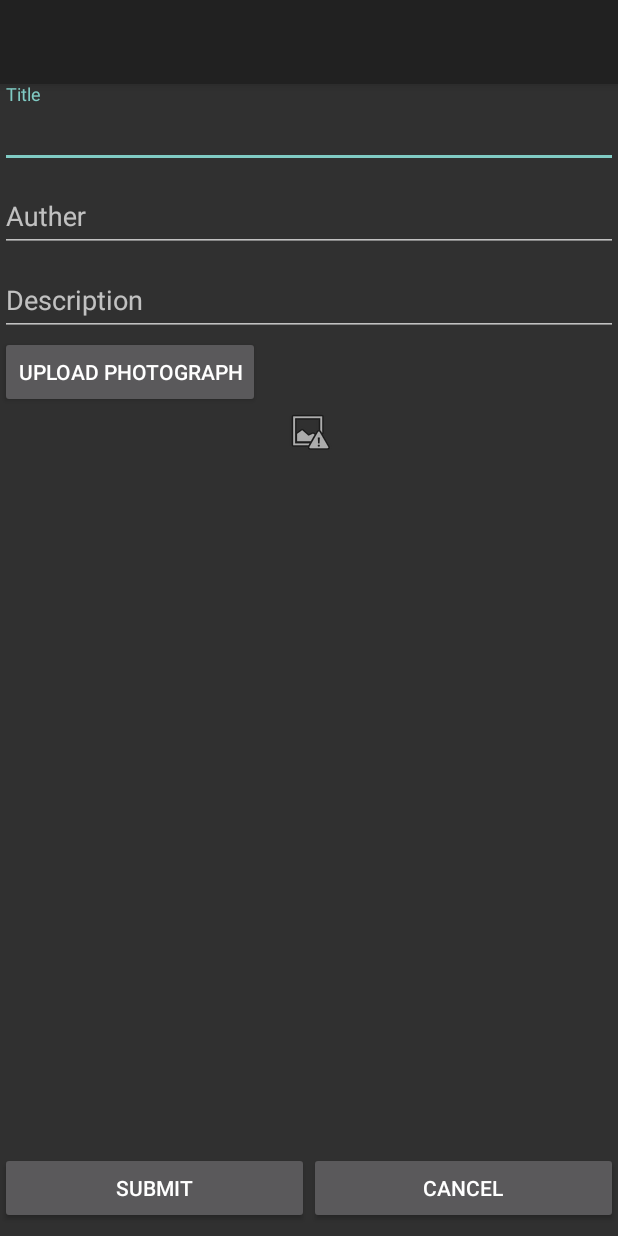
After one commit to weilun2/ShareBook, an Android app: the layout activity_add_book_screen.xml on its own in the app's theme, with its tools: preview values and no code run, on a phone screen of 412 x 824 dp. The commit adds this screen. Run offline under Robolectric (Android 15) with nearby library versions, the phone set to English and light mode, and no system bars.

Commit message:
add book screen

```diff
--- a/code/app/src/main/AndroidManifest.xml
+++ b/code/app/src/main/AndroidManifest.xml
@@ -1,7 +1,6 @@
 <?xml version="1.0" encoding="utf-8"?>
 <manifest xmlns:android="http://schemas.android.com/apk/res/android"
     package="ca.ualberta.cmput301w19t05.sharebook">
-
     <!-- To auto-complete the email text field in the login form with the user's emails -->
     <uses-permission android:name="android.permission.GET_ACCOUNTS" />
     <uses-permission android:name="android.permission.READ_PROFILE" />
@@ -15,13 +14,21 @@
         android:supportsRtl="true"
         android:theme="@style/Theme.AppCompat.NoActionBar">
         <activity
-
+            android:name=".add_book_screen"
+            android:label="@string/title_activity_add_book_screen"
+            android:parentActivityName=".MainActivity"
+            android:theme="@style/NoActionBar">
+            <meta-data
+                android:name="android.support.PARENT_ACTIVITY"
+                android:value="ca.ualberta.cmput301w19t05.sharebook.MainActivity" />
+        </activity>
+        <activity
             android:name=".MainActivity"
-
             android:label="@string/app_name"
             android:theme="@style/Theme.AppCompat.NoActionBar">
             <intent-filter>
                 <action android:name="android.intent.action.MAIN" />
+
                 <category android:name="android.intent.category.LAUNCHER" />
             </intent-filter>
         </activity>
@@ -30,7 +37,6 @@
             android:name=".LoginActivity"
             android:label="@string/title_activity_main"
             android:noHistory="true" />
-
     </application>
 
 </manifest>
--- /dev/null
+++ b/code/app/src/main/java/ca/ualberta/cmput301w19t05/sharebook/AddBookScreen.java
@@ -0,0 +1,20 @@
+package ca.ualberta.cmput301w19t05.sharebook;
+
+import android.os.Bundle;
+import android.support.v7.app.AppCompatActivity;
+import android.support.v7.widget.Toolbar;
+
+public class AddBookScreen extends AppCompatActivity {
+
+    @Override
+    protected void onCreate(Bundle savedInstanceState) {
+        super.onCreate(savedInstanceState);
+        setContentView(R.layout.activity_add_book_screen);
+        Toolbar toolbar = findViewById(R.id.toolbar);
+        setSupportActionBar(toolbar);
+
+
+        getSupportActionBar().setDisplayHomeAsUpEnabled(true);
+    }
+
+}
--- a/code/app/src/main/java/ca/ualberta/cmput301w19t05/sharebook/MainActivity.java
+++ b/code/app/src/main/java/ca/ualberta/cmput301w19t05/sharebook/MainActivity.java
@@ -81,6 +81,17 @@ public class MainActivity extends AppCompatActivity
         setContentView(R.layout.activity_main);
         Toolbar toolbar = findViewById(R.id.toolbar);
         setSupportActionBar(toolbar);
+        toolbar.setOnMenuItemClickListener(new Toolbar.OnMenuItemClickListener() {
+            @Override
+            public boolean onMenuItemClick(MenuItem menuItem) {
+                switch (menuItem.getItemId()) {
+                    case R.string.add_book:
+                        Intent intent = new Intent(MainActivity.this, AddBookScreen.class);
+                        startActivity(intent);
+                }
+                return true;
+            }
+        });
 
 
 
@@ -90,6 +101,7 @@ public class MainActivity extends AppCompatActivity
         drawer.addDrawerListener(toggle);
         toggle.syncState();
 
+
         drawerNavigationView = findViewById(R.id.nav_view);
         drawerNavigationView.setNavigationItemSelectedListener(this);
         initDrawer();
@@ -97,6 +109,7 @@ public class MainActivity extends AppCompatActivity
         bottomNavigationView = findViewById(R.id.navigation);
         bottomNavigationView.setOnNavigationItemSelectedListener(mOnNavigationItemSelectedListener);
         initFragment();
+
     }
 
     private void initDrawer() {
--- /dev/null
+++ b/code/app/src/main/res/layout/activity_add_book_screen.xml
@@ -0,0 +1,25 @@
+<?xml version="1.0" encoding="utf-8"?>
+<android.support.design.widget.CoordinatorLayout xmlns:android="http://schemas.android.com/apk/res/android"
+    xmlns:app="http://schemas.android.com/apk/res-auto"
+    xmlns:tools="http://schemas.android.com/tools"
+    android:layout_width="match_parent"
+    android:layout_height="match_parent"
+    tools:context=".AddBookScreen">
+
+    <android.support.design.widget.AppBarLayout
+        android:layout_width="match_parent"
+        android:layout_height="wrap_content"
+        android:theme="@style/AppBarOverlay">
+
+        <android.support.v7.widget.Toolbar
+            android:id="@+id/toolbar"
+            android:layout_width="match_parent"
+            android:layout_height="?attr/actionBarSize"
+            android:background="?attr/colorPrimary"
+            app:popupTheme="@style/PopupOverlay" />
+
+    </android.support.design.widget.AppBarLayout>
+
+    <include layout="@layout/content_add_book_screen" />
+
+</android.support.design.widget.CoordinatorLayout>
--- /dev/null
+++ b/code/app/src/main/res/layout/content_add_book_screen.xml
@@ -0,0 +1,87 @@
+<?xml version="1.0" encoding="utf-8"?>
+<android.support.constraint.ConstraintLayout xmlns:android="http://schemas.android.com/apk/res/android"
+    xmlns:app="http://schemas.android.com/apk/res-auto"
+    xmlns:tools="http://schemas.android.com/tools"
+    android:layout_width="match_parent"
+    android:layout_height="match_parent"
+    app:layout_behavior="@string/appbar_scrolling_view_behavior"
+    tools:context=".add_book_screen"
+    tools:showIn="@layout/activity_add_book_screen">
+
+    <ScrollView
+        android:id="@+id/book_info_form"
+        android:layout_width="match_parent"
+        android:layout_height="match_parent">
+
+        <LinearLayout
+            android:layout_width="match_parent"
+            android:layout_height="wrap_content"
+            android:orientation="vertical">
+
+            <android.support.design.widget.TextInputLayout
+                android:layout_width="match_parent"
+                android:layout_height="match_parent">
+
+                <android.support.design.widget.TextInputEditText
+                    android:layout_width="match_parent"
+                    android:layout_height="wrap_content"
+                    android:hint="Title" />
+            </android.support.design.widget.TextInputLayout>
+
+            <android.support.design.widget.TextInputLayout
+                android:layout_width="match_parent"
+                android:layout_height="match_parent">
+
+                <android.support.design.widget.TextInputEditText
+                    android:layout_width="match_parent"
+                    android:layout_height="wrap_content"
+                    android:hint="Auther" />
+            </android.support.design.widget.TextInputLayout>
+
+            <android.support.design.widget.TextInputLayout
+                android:layout_width="match_parent"
+                android:layout_height="match_parent">
+
+                <android.support.design.widget.TextInputEditText
+                    android:layout_width="match_parent"
+                    android:layout_height="wrap_content"
+                    android:hint="Description" />
+            </android.support.design.widget.TextInputLayout>
+
+            <Button
+                android:id="@+id/button"
+                android:layout_width="wrap_content"
+                android:layout_height="wrap_content"
+                android:text="Upload Photograph" />
+
+            <ImageView
+                android:id="@+id/imageView2"
+                android:layout_width="match_parent"
+                android:layout_height="match_parent"
+                app:srcCompat="@android:drawable/ic_menu_report_image" />
+
+        </LinearLayout>
+    </ScrollView>
+
+    <LinearLayout
+        android:layout_width="match_parent"
+        android:layout_height="0dp"
+        android:layout_marginBottom="8dp"
+        android:orientation="horizontal"
+        app:layout_constraintBottom_toBottomOf="@+id/book_info_form">
+
+        <Button
+            android:id="@+id/button2"
+            android:layout_width="wrap_content"
+            android:layout_height="wrap_content"
+            android:layout_weight="1"
+            android:text="Submit" />
+
+        <Button
+            android:id="@+id/button3"
+            android:layout_width="wrap_content"
+            android:layout_height="wrap_content"
+            android:layout_weight="1"
+            android:text="Cancel" />
+    </LinearLayout>
+</android.support.constraint.ConstraintLayout>
--- /dev/null
+++ b/code/app/src/main/res/menu/my_shelf_tool.xml
@@ -0,0 +1,12 @@
+<?xml version="1.0" encoding="utf-8"?>
+<menu xmlns:android="http://schemas.android.com/apk/res/android"
+    xmlns:app="http://schemas.android.com/apk/res-auto"
+    xmlns:tools="http://schemas.android.com/tools"
+    tools:context=".MainActivity">
+
+    <item
+        android:id="@+id/add_book"
+        android:orderInCategory="100"
+        android:title="@string/add_book"
+        app:showAsAction="never" />
+</menu>
--- a/code/app/src/main/res/values/strings.xml
+++ b/code/app/src/main/res/values/strings.xml
@@ -37,4 +37,6 @@
     <string name="field_username">username</string>
     <string name="title_my_book">My Bookshelf</string>
     <string name="title_my_borrow">Borrowing</string>
+    <string name="add_book">add book</string>
+    <string name="title_activity_add_book_screen">add_book_screen</string>
 </resources>
--- a/code/app/src/main/res/values/styles.xml
+++ b/code/app/src/main/res/values/styles.xml
@@ -12,4 +12,9 @@
 
     <style name="PopupOverlay" parent="ThemeOverlay.AppCompat.Light" />
 
+    <style name="NoActionBar" parent="Theme.AppCompat.NoActionBar">
+        <item name="windowActionBar">false</item>
+        <item name="windowNoTitle">true</item>
+    </style>
+
 </resources>
```
